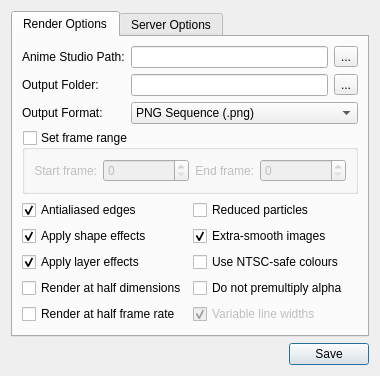
This is dialogues/preferences.ui in BattyBovine/AnimeRenderfarm as Qt 5 draws it before an edit. The edited form follows.
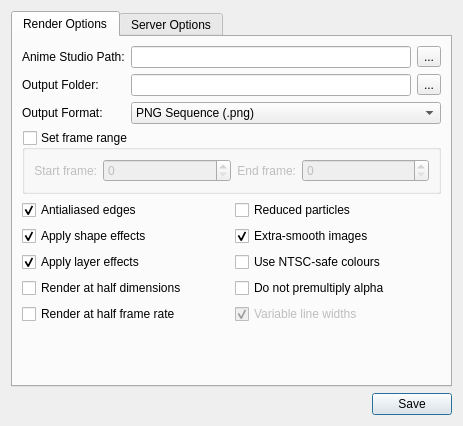
This is the edited form.

Commit message: Fixed dialogue layout issues on Mac OS X.

What changed in the file:
```diff
--- a/dialogues/preferences.ui
+++ b/dialogues/preferences.ui
@@ -6,22 +6,16 @@
    <rect>
     <x>0</x>
     <y>0</y>
-    <width>380</width>
-    <height>350</height>
+    <width>463</width>
+    <height>426</height>
    </rect>
   </property>
   <property name="sizePolicy">
-   <sizepolicy hsizetype="Expanding" vsizetype="Expanding">
+   <sizepolicy hsizetype="Minimum" vsizetype="Preferred">
     <horstretch>0</horstretch>
     <verstretch>0</verstretch>
    </sizepolicy>
   </property>
-  <property name="minimumSize">
-   <size>
-    <width>380</width>
-    <height>0</height>
-   </size>
-  </property>
   <property name="windowTitle">
    <string>Render Options</string>
   </property>
```
The commit also changes 1 other file.
